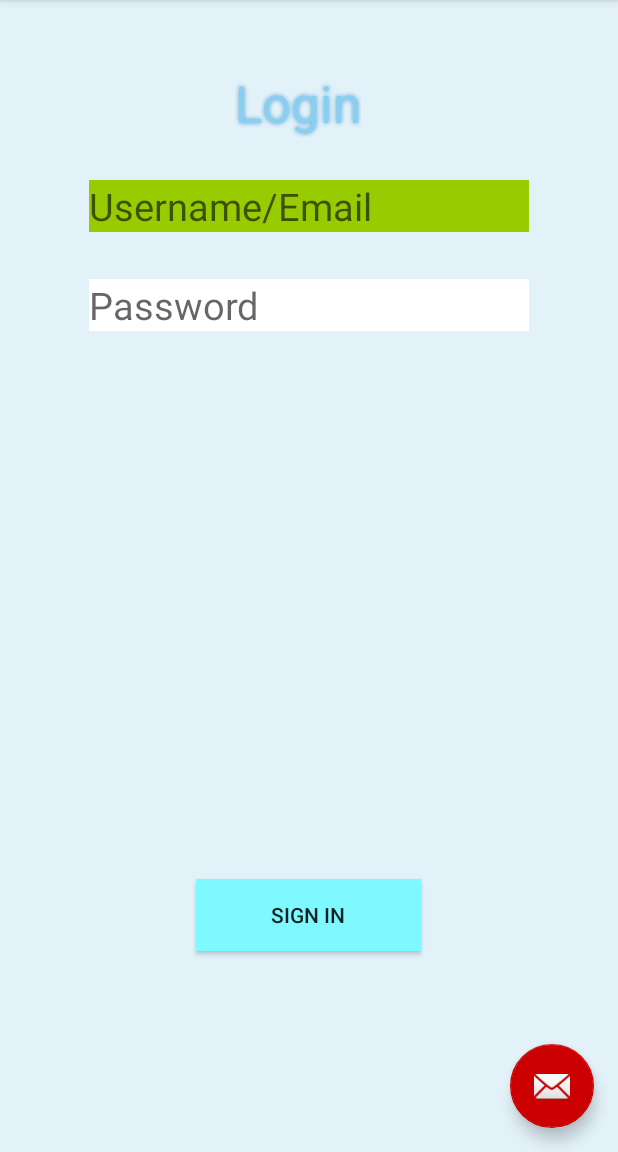
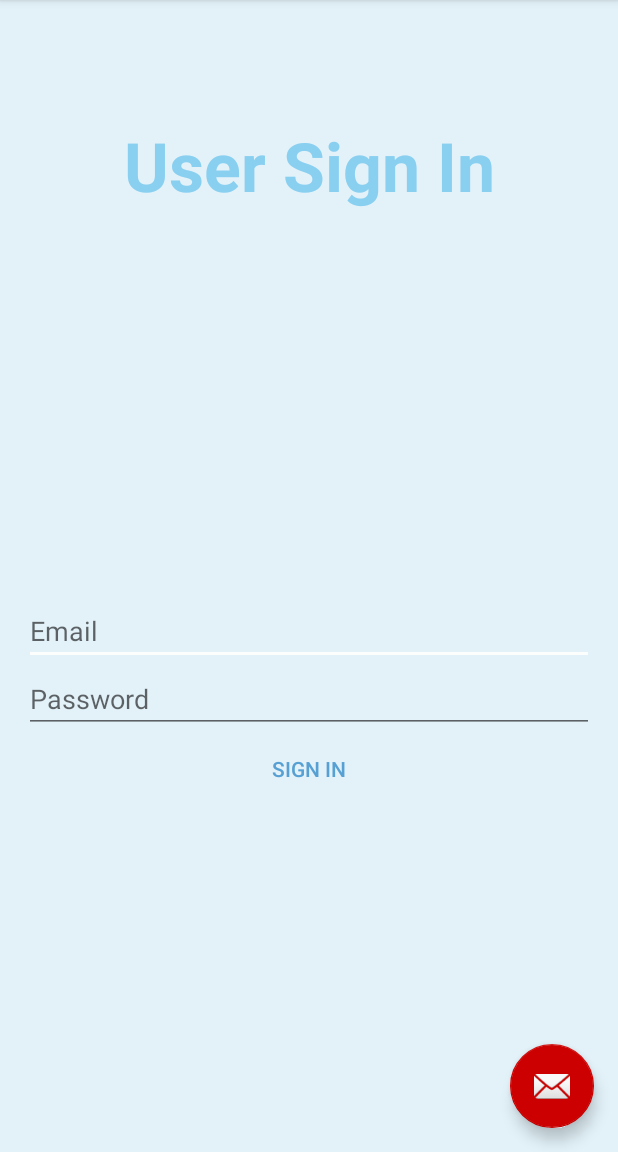
Before and after one commit to benamreview/CSEE5590-Group1-Lab, an Android app: the LoginActivity screen opened directly, with no data from a screen before it, on a phone screen of 412 x 824 dp, the part 84-1236 px from its top. Run offline under Robolectric (Android 15) with nearby library versions, the phone set to English and light mode, and no system bars; our stand-ins replace Firebase (no records; nobody signed in at launch, a user with empty details on screens opened directly); 1 statement that could not run was skipped.

Commit message:
More UI Improvements...
Finished main activity

```diff
--- a/Lab4/CountryApp/app/src/main/java/com/csee5590/lab3/LoginActivity.java
+++ b/Lab4/CountryApp/app/src/main/java/com/csee5590/lab3/LoginActivity.java
@@ -36,7 +36,7 @@ public class LoginActivity extends AppCompatActivity {
         setContentView(R.layout.activity_login);
         Toolbar toolbar = (Toolbar) findViewById(R.id.toolbar);
         setSupportActionBar(toolbar);
-        RunAnimation();
+//        RunAnimation();
         mAuth = FirebaseAuth.getInstance();
         firebaseAuthListener = new FirebaseAuth.AuthStateListener() {
             @Override
@@ -155,14 +155,14 @@ public class LoginActivity extends AppCompatActivity {
     /**
      * this function animates the Login title by continuously scaling it back and forth
      */
-    private void RunAnimation()
-    {
-        Animation a = AnimationUtils.loadAnimation(this, R.anim.fade_in);
-        a.reset();
-        TextView tv = (TextView) findViewById(R.id.lbl_Header);
-        tv.clearAnimation();
-        tv.startAnimation(a);
-    }
+//    private void RunAnimation()
+//    {
+//        Animation a = AnimationUtils.loadAnimation(this, R.anim.fade_in);
+//        a.reset();
+//        TextView tv = (TextView) findViewById(R.id.lbl_Header);
+//        tv.clearAnimation();
+//        tv.startAnimation(a);
+//    }
     @Override
     protected void onStart() {
         super.onStart();
--- a/Lab4/CountryApp/app/src/main/res/layout/content_login.xml
+++ b/Lab4/CountryApp/app/src/main/res/layout/content_login.xml
@@ -1,102 +1,83 @@
 <?xml version="1.0" encoding="utf-8"?>
-<RelativeLayout xmlns:android="http://schemas.android.com/apk/res/android"
+<android.support.constraint.ConstraintLayout xmlns:android="http://schemas.android.com/apk/res/android"
     xmlns:app="http://schemas.android.com/apk/res-auto"
     xmlns:tools="http://schemas.android.com/tools"
     android:layout_width="match_parent"
     android:layout_height="match_parent"
-    android:paddingBottom="16dp"
-    android:paddingLeft="16dp"
-    android:paddingRight="16dp"
-    android:paddingTop="16dp"
     app:layout_behavior="@string/appbar_scrolling_view_behavior"
     tools:context="com.csee5590.lab3.LoginActivity"
     tools:showIn="@layout/activity_login">
 
-    <EditText
-        android:id="@+id/txt_uname"
-        android:layout_width="wrap_content"
-        android:layout_height="wrap_content"
-        android:layout_below="@+id/lbl_Header"
-        android:layout_centerHorizontal="true"
-        android:layout_marginTop="20dp"
-        android:ems="10"
-        android:hint="Username/Email"
-        android:inputType="textEmailAddress"
-        android:textSize="25sp"
-        android:background="@drawable/textview"/>/>
-
-    <EditText
-        android:layout_width="wrap_content"
-        android:layout_height="wrap_content"
-        android:inputType="textPassword"
-        android:ems="10"
-        android:id="@+id/txt_Pwd"
-        android:hint="Password"
-        android:password="true"
-        android:layout_below="@+id/txt_uname"
-        android:layout_alignLeft="@+id/txt_uname"
-        android:layout_alignStart="@+id/txt_uname"
-        android:layout_marginTop="31dp"
-        android:textSize="25sp"
-        android:background="@drawable/textview"/>
-
-    <Button
-        android:id="@+id/btn_login"
-        android:layout_width="150dp"
-        android:layout_height="wrap_content"
-        android:layout_alignParentBottom="true"
-        android:layout_centerHorizontal="true"
-        android:layout_marginBottom="118dp"
-        android:background="@drawable/new_button2"
-        android:text="Sign in" />
+    <LinearLayout
+        android:layout_width="match_parent"
+        android:layout_height="match_parent"
+        android:layout_marginStart="16dp"
+        android:layout_marginLeft="16dp"
+        android:layout_marginTop="64dp"
+        android:layout_marginEnd="16dp"
+        android:layout_marginRight="16dp"
+        android:layout_marginBottom="16dp"
+        android:orientation="vertical"
+        app:layout_constraintBottom_toBottomOf="parent"
+        app:layout_constraintEnd_toEndOf="parent"
+        app:layout_constraintStart_toStartOf="parent"
+        app:layout_constraintTop_toTopOf="parent">
 
         <TextView
             android:id="@+id/lbl_Header"
-        android:layout_width="wrap_content"
+            android:layout_width="match_parent"
             android:layout_height="wrap_content"
-        android:layout_alignParentTop="true"
-        android:layout_centerHorizontal="true"
-        android:layout_marginTop="30dp"
-        android:shadowColor="@color/colorPrimaryDark"
-        android:shadowRadius="5"
-        android:singleLine="false"
-        android:text="Login"
-        android:textAppearance="?android:attr/textAppearanceLarge"
+            android:layout_marginTop="16dp"
+            android:text="User Sign In"
+            android:textAlignment="center"
+            android:textAppearance="@style/TextAppearance.AppCompat.Display2"
             android:textColor="@color/colorPrimary"
-        android:textSize="40sp" />/>
-
-    <TextView
-        android:layout_width="wrap_content"
-        android:layout_height="wrap_content"
-        android:textAppearance="?android:attr/textAppearanceMedium"
-        android:text="Invalid Username/Password!"
-        android:id="@+id/lbl_Error"
-        android:layout_marginTop="38dp"
-        android:layout_marginLeft="38dp"
-        android:layout_marginRight="38dp"
-        android:layout_marginBottom="38dp"
-        android:visibility="invisible"
-        android:textColor="#e12c2c"
-        android:singleLine="false"
-        android:layout_above="@+id/btn_login"
-        android:layout_centerHorizontal="true"
-        android:textSize="15sp"/>
+            android:textStyle="bold" />
 
         <ImageView
             android:id="@+id/imageView3"
             android:layout_width="199dp"
             android:layout_height="225dp"
-        android:layout_above="@+id/lbl_Error"
-        android:layout_below="@+id/txt_Pwd"
-        android:layout_alignParentStart="true"
-        android:layout_alignParentLeft="true"
-        android:layout_alignParentEnd="true"
-        android:layout_alignParentRight="true"
             android:layout_marginStart="99dp"
             android:layout_marginLeft="99dp"
             android:layout_marginTop="16dp"
             android:layout_marginEnd="97dp"
             android:layout_marginRight="97dp"
-        android:layout_marginBottom="-25dp"
-        tools:srcCompat="@tools:sample/avatars" />
-</RelativeLayout>
+            android:layout_marginBottom="16dp" />
+
+        <EditText
+            android:id="@+id/txt_uname"
+            android:layout_width="match_parent"
+            android:layout_height="wrap_content"
+            android:hint="Email"
+            android:inputType="textEmailAddress" />
+
+        <EditText
+            android:id="@+id/txt_Pwd"
+            android:layout_width="match_parent"
+            android:layout_height="wrap_content"
+            android:hint="Password"
+            android:inputType="textPassword" />
+
+        <Button
+            android:id="@+id/btn_login"
+            style="@style/Widget.AppCompat.Button.Borderless"
+            android:layout_width="match_parent"
+            android:layout_height="wrap_content"
+            android:text="Sign in"
+            android:textColor="@color/colorPrimaryDark" />
+
+        <TextView
+            android:id="@+id/lbl_Error"
+            android:layout_width="match_parent"
+            android:layout_height="wrap_content"
+            android:layout_marginTop="32dp"
+            android:singleLine="false"
+            android:text="Invalid Username/Password!"
+            android:textAlignment="center"
+            android:textAppearance="?android:attr/textAppearanceMedium"
+            android:textColor="#e12c2c"
+            android:textSize="15sp"
+            android:visibility="invisible" />
+    </LinearLayout>
+</android.support.constraint.ConstraintLayout>
```
Also changed, not shown: Lab4/CountryApp/app/src/main/res/layout/activity_main.xml (+29 -33 lines). Lines whose indentation alone changed are shown as unchanged.
